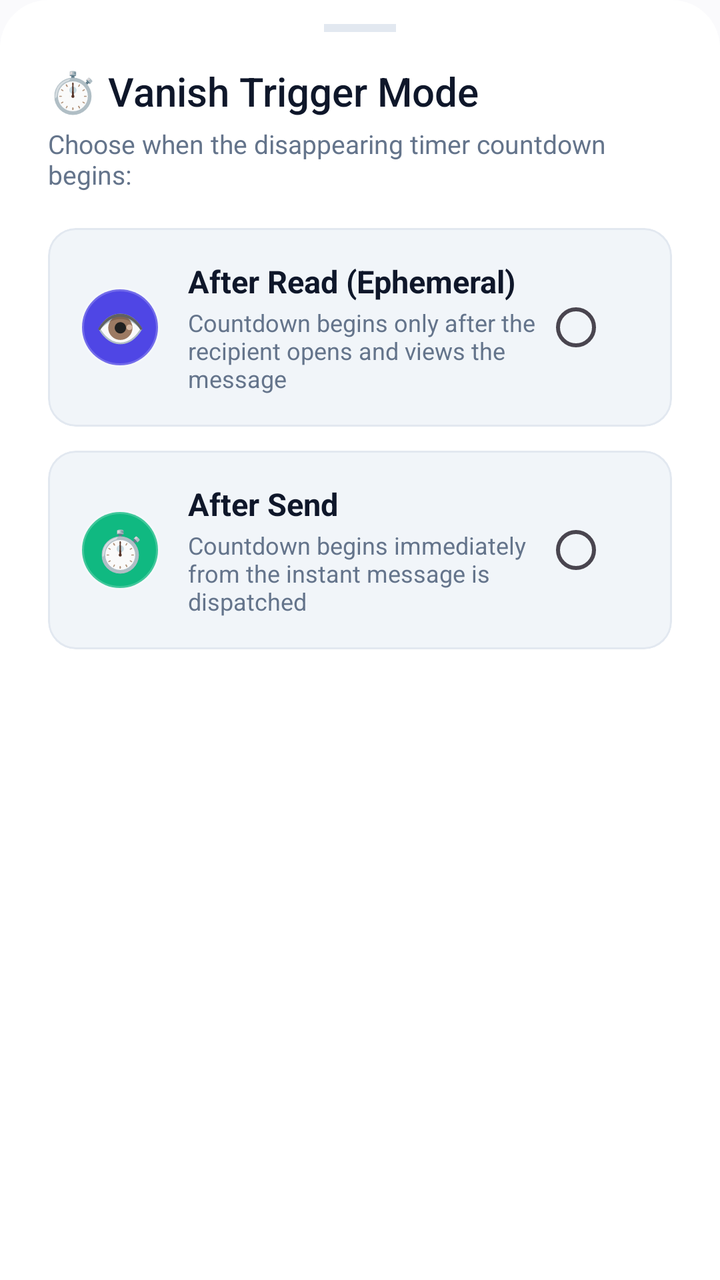
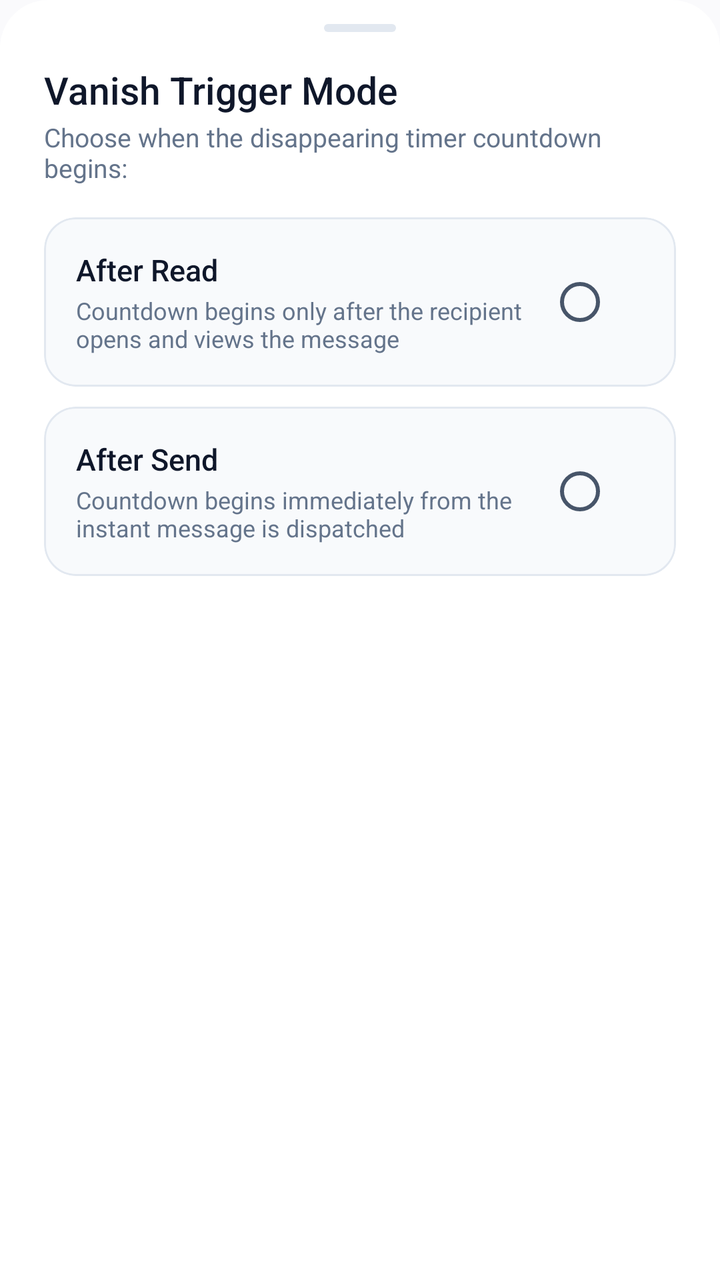

Before-and-after screenshots of an Android layout around one commit, followed by the original layout XML and the change that was made.
<!-- AndroidManifest.xml: application theme Theme.VEIL -->
<!-- res/layout/dialog_vanish_mode_sheet.xml -->
<?xml version="1.0" encoding="utf-8"?>
<LinearLayout xmlns:android="http://schemas.android.com/apk/res/android"
    xmlns:app="http://schemas.android.com/apk/res-auto"
    android:layout_width="match_parent"
    android:layout_height="wrap_content"
    android:orientation="vertical"
    android:background="@drawable/bottom_sheet_background"
    android:paddingStart="24dp"
    android:paddingEnd="24dp"
    android:paddingTop="12dp"
    android:paddingBottom="28dp">

    
    <View
        android:layout_width="36dp"
        android:layout_height="4dp"
        android:background="@color/colorOutline"
        android:layout_gravity="center_horizontal"
        android:layout_marginBottom="16dp" />

    <TextView
        android:layout_width="wrap_content"
        android:layout_height="wrap_content"
        android:text="⏱️ Vanish Trigger Mode"
        android:textColor="@color/textPrimary"
        android:textSize="20sp"
        android:fontFamily="sans-serif-medium"
        android:layout_marginBottom="4dp" />

    <TextView
        android:layout_width="wrap_content"
        android:layout_height="wrap_content"
        android:text="Choose when the disappearing timer countdown begins:"
        android:textColor="@color/textSecondary"
        android:textSize="13sp"
        android:layout_marginBottom="18dp" />

    
    <com.google.android.material.card.MaterialCardView
        android:id="@+id/cardVanishAfterRead"
        android:layout_width="match_parent"
        android:layout_height="wrap_content"
        app:cardCornerRadius="14dp"
        app:cardElevation="0dp"
        app:strokeWidth="1dp"
        app:strokeColor="@color/colorOutline"
        app:cardBackgroundColor="@color/surfaceVariant"
        android:clickable="true"
        android:focusable="true"
        android:layout_marginBottom="12dp">

        <LinearLayout
            android:layout_width="match_parent"
            android:layout_height="wrap_content"
            android:orientation="horizontal"
            android:gravity="center_vertical"
            android:padding="16dp">

            <TextView
                android:layout_width="40dp"
                android:layout_height="40dp"
                android:gravity="center"
                android:text="👁️"
                android:textSize="20sp"
                android:background="@drawable/bg_swatch_indigo" />

            <LinearLayout
                android:layout_width="0dp"
                android:layout_height="wrap_content"
                android:layout_weight="1"
                android:orientation="vertical"
                android:layout_marginStart="14dp">

                <TextView
                    android:layout_width="wrap_content"
                    android:layout_height="wrap_content"
                    android:text="After Read (Ephemeral)"
                    android:textColor="@color/textPrimary"
                    android:textSize="15.5sp"
                    android:textStyle="bold" />

                <TextView
                    android:layout_width="wrap_content"
                    android:layout_height="wrap_content"
                    android:text="Countdown begins only after the recipient opens and views the message"
                    android:textColor="@color/textSecondary"
                    android:textSize="12sp"
                    android:layout_marginTop="2dp" />
            </LinearLayout>

            <RadioButton
                android:id="@+id/rbVanishAfterRead"
                android:layout_width="wrap_content"
                android:layout_height="wrap_content"
                android:clickable="false"
                android:focusable="false" />
        </LinearLayout>
    </com.google.android.material.card.MaterialCardView>

    
    <com.google.android.material.card.MaterialCardView
        android:id="@+id/cardVanishAfterSend"
        android:layout_width="match_parent"
        android:layout_height="wrap_content"
        app:cardCornerRadius="14dp"
        app:cardElevation="0dp"
        app:strokeWidth="1dp"
        app:strokeColor="@color/colorOutline"
        app:cardBackgroundColor="@color/surfaceVariant"
        android:clickable="true"
        android:focusable="true">

        <LinearLayout
            android:layout_width="match_parent"
            android:layout_height="wrap_content"
            android:orientation="horizontal"
            android:gravity="center_vertical"
            android:padding="16dp">

            <TextView
                android:layout_width="40dp"
                android:layout_height="40dp"
                android:gravity="center"
                android:text="⏱️"
                android:textSize="20sp"
                android:background="@drawable/bg_swatch_emerald" />

            <LinearLayout
                android:layout_width="0dp"
                android:layout_height="wrap_content"
                android:layout_weight="1"
                android:orientation="vertical"
                android:layout_marginStart="14dp">

                <TextView
                    android:layout_width="wrap_content"
                    android:layout_height="wrap_content"
                    android:text="After Send"
                    android:textColor="@color/textPrimary"
                    android:textSize="15.5sp"
                    android:textStyle="bold" />

                <TextView
                    android:layout_width="wrap_content"
                    android:layout_height="wrap_content"
                    android:text="Countdown begins immediately from the instant message is dispatched"
                    android:textColor="@color/textSecondary"
                    android:textSize="12sp"
                    android:layout_marginTop="2dp" />
            </LinearLayout>

            <RadioButton
                android:id="@+id/rbVanishAfterSend"
                android:layout_width="wrap_content"
                android:layout_height="wrap_content"
                android:clickable="false"
                android:focusable="false" />
        </LinearLayout>
    </com.google.android.material.card.MaterialCardView>

</LinearLayout>
<!-- resources referenced by this layout -->
<resources>
  <color name="colorOutline">#E2E8F0</color>
  <color name="surfaceVariant">#F1F5F9</color>
  <color name="textPrimary">#0F172A</color>
  <color name="textSecondary">#64748B</color>
  <!-- drawable bg_swatch_emerald (drawable) -->
  <?xml version="1.0" encoding="utf-8"?>
  <shape xmlns:android="http://schemas.android.com/apk/res/android"
      android:shape="oval">
      <solid android:color="#10B981" />
      <stroke android:width="2dp" android:color="#33FFFFFF" />
  </shape>
  <!-- drawable bg_swatch_indigo (drawable) -->
  <?xml version="1.0" encoding="utf-8"?>
  <shape xmlns:android="http://schemas.android.com/apk/res/android"
      android:shape="oval">
      <solid android:color="#4F46E5" />
      <stroke android:width="2dp" android:color="#33FFFFFF" />
  </shape>
  <color name="colorSurface">#FFFFFF</color>
  <style name="Base.Theme.VEIL" parent="Theme.Material3.DayNight.NoActionBar">
          <item name="android:statusBarColor">@android:color/transparent</item>
          <item name="android:navigationBarColor">@android:color/transparent</item>
          <item name="android:windowLightStatusBar" tools:targetApi="m">true</item>
          <item name="colorPrimary">@color/colorPrimary</item>
          <item name="colorOnPrimary">@color/colorOnPrimary</item>
          <item name="colorPrimaryContainer">@color/colorPrimaryContainer</item>
          <item name="colorOnPrimaryContainer">@color/colorOnPrimaryContainer</item>
          <item name="colorSurface">@color/colorSurface</item>
          <item name="colorSurfaceVariant">@color/colorSurfaceVariant</item>
          <item name="colorOutline">@color/colorOutline</item>
          <item name="android:colorBackground">@color/colorBackground</item>
          <item name="bottomSheetDialogTheme">@style/ModernBottomSheetDialogTheme</item>
      </style>
  <color name="colorPrimary">#4F46E5</color>
  <color name="colorOnPrimary">#FFFFFF</color>
  <color name="colorPrimaryContainer">#EEF2FF</color>
  <color name="colorOnPrimaryContainer">#3730A3</color>
  <color name="colorSurfaceVariant">#F1F5F9</color>
  <color name="colorBackground">#FAFAFC</color>
  <!-- unchanged entries left out for length: 4 -->
</resources>

<!-- the commit's change to res/layout/dialog_vanish_mode_sheet.xml (unified diff, before → after) -->
@@ -3,89 +3,80 @@
     xmlns:app="http://schemas.android.com/apk/res-auto"
     android:layout_width="match_parent"
     android:layout_height="wrap_content"
+    android:background="@drawable/bottom_sheet_background"
     android:orientation="vertical"
-    android:background="@drawable/bottom_sheet_background"
-    android:paddingStart="24dp"
-    android:paddingEnd="24dp"
+    android:paddingStart="22dp"
     android:paddingTop="12dp"
-    android:paddingBottom="28dp">
+    android:paddingEnd="22dp"
+    android:paddingBottom="26dp">
 
     
     <View
         android:layout_width="36dp"
         android:layout_height="4dp"
-        android:background="@color/colorOutline"
         android:layout_gravity="center_horizontal"
-        android:layout_marginBottom="16dp" />
+        android:layout_marginBottom="16dp"
+        android:background="@drawable/bg_persona_drag_handle" />
 
     <TextView
         android:layout_width="wrap_content"
         android:layout_height="wrap_content"
-        android:text="⏱️ Vanish Trigger Mode"
+        android:fontFamily="sans-serif-medium"
+        android:text="Vanish Trigger Mode"
         android:textColor="@color/textPrimary"
-        android:textSize="20sp"
-        android:fontFamily="sans-serif-medium"
-        android:layout_marginBottom="4dp" />
+        android:textSize="19sp" />
 
     <TextView
         android:layout_width="wrap_content"
         android:layout_height="wrap_content"
+        android:layout_marginTop="2dp"
+        android:layout_marginBottom="16dp"
         android:text="Choose when the disappearing timer countdown begins:"
         android:textColor="@color/textSecondary"
-        android:textSize="13sp"
-        android:layout_marginBottom="18dp" />
+        android:textSize="13sp" />
 
     
     <com.google.android.material.card.MaterialCardView
         android:id="@+id/cardVanishAfterRead"
         android:layout_width="match_parent"
         android:layout_height="wrap_content"
-        app:cardCornerRadius="14dp"
-        app:cardElevation="0dp"
-        app:strokeWidth="1dp"
-        app:strokeColor="@color/colorOutline"
-        app:cardBackgroundColor="@color/surfaceVariant"
+        android:layout_marginBottom="10dp"
         android:clickable="true"
         android:focusable="true"
-        android:layout_marginBottom="12dp">
+        app:cardBackgroundColor="@color/colorSurfaceContainerLow"
+        app:cardCornerRadius="16dp"
+        app:cardElevation="0dp"
+        app:strokeColor="@color/colorOutline"
+        app:strokeWidth="1dp">
 
         <LinearLayout
             android:layout_width="match_parent"
             android:layout_height="wrap_content"
+            android:gravity="center_vertical"
             android:orientation="horizontal"
-            android:gravity="center_vertical"
             android:padding="16dp">
-
-            <TextView
-                android:layout_width="40dp"
-                android:layout_height="40dp"
-                android:gravity="center"
-                android:text="👁️"
-                android:textSize="20sp"
-                android:background="@drawable/bg_swatch_indigo" />
 
             <LinearLayout
                 android:layout_width="0dp"
                 android:layout_height="wrap_content"
                 android:layout_weight="1"
-                android:orientation="vertical"
-                android:layout_marginStart="14dp">
+                android:orientation="vertical">
 
                 <TextView
                     android:layout_width="wrap_content"
                     android:layout_height="wrap_content"
-                    android:text="After Read (Ephemeral)"
+                    android:fontFamily="sans-serif-medium"
+                    android:text="After Read"
                     android:textColor="@color/textPrimary"
-                    android:textSize="15.5sp"
-                    android:textStyle="bold" />
+                    android:textSize="15sp" />
 
                 <TextView
                     android:layout_width="wrap_content"
                     android:layout_height="wrap_content"
+                    android:layout_marginTop="2dp"
                     android:text="Countdown begins only after the recipient opens and views the message"
                     android:textColor="@color/textSecondary"
-                    android:textSize="12sp"
-                    android:layout_marginTop="2dp" />
+                    android:textSize="12sp" />
             </LinearLayout>
 
             <RadioButton
@@ -102,51 +93,42 @@
         android:id="@+id/cardVanishAfterSend"
         android:layout_width="match_parent"
         android:layout_height="wrap_content"
-        app:cardCornerRadius="14dp"
+        android:clickable="true"
+        android:focusable="true"
+        app:cardBackgroundColor="@color/colorSurfaceContainerLow"
+        app:cardCornerRadius="16dp"
         app:cardElevation="0dp"
-        app:strokeWidth="1dp"
         app:strokeColor="@color/colorOutline"
-        app:cardBackgroundColor="@color/surfaceVariant"
-        android:clickable="true"
-        android:focusable="true">
+        app:strokeWidth="1dp">
 
         <LinearLayout
             android:layout_width="match_parent"
             android:layout_height="wrap_content"
+            android:gravity="center_vertical"
             android:orientation="horizontal"
-            android:gravity="center_vertical"
             android:padding="16dp">
-
-            <TextView
-                android:layout_width="40dp"
-                android:layout_height="40dp"
-                android:gravity="center"
-                android:text="⏱️"
-                android:textSize="20sp"
-                android:background="@drawable/bg_swatch_emerald" />
 
             <LinearLayout
                 android:layout_width="0dp"
                 android:layout_height="wrap_content"
                 android:layout_weight="1"
-                android:orientation="vertical"
-                android:layout_marginStart="14dp">
+                android:orientation="vertical">
 
                 <TextView
                     android:layout_width="wrap_content"
                     android:layout_height="wrap_content"
+                    android:fontFamily="sans-serif-medium"
                     android:text="After Send"
                     android:textColor="@color/textPrimary"
-                    android:textSize="15.5sp"
-                    android:textStyle="bold" />
+                    android:textSize="15sp" />
 
                 <TextView
                     android:layout_width="wrap_content"
                     android:layout_height="wrap_content"
+                    android:layout_marginTop="2dp"
                     android:text="Countdown begins immediately from the instant message is dispatched"
                     android:textColor="@color/textSecondary"
-                    android:textSize="12sp"
-                    android:layout_marginTop="2dp" />
+                    android:textSize="12sp" />
             </LinearLayout>
 
             <RadioButton
<!-- resource entries referenced after the edit -->
@@ -1,22 +1,15 @@
 <!-- resources referenced by this layout -->
 <resources>
   <color name="colorOutline">#E2E8F0</color>
-  <color name="surfaceVariant">#F1F5F9</color>
+  <color name="colorSurfaceContainerLow">#F8FAFC</color>
   <color name="textPrimary">#0F172A</color>
   <color name="textSecondary">#64748B</color>
-  <!-- drawable bg_swatch_emerald (drawable) -->
+  <!-- drawable bg_persona_drag_handle (drawable) -->
   <?xml version="1.0" encoding="utf-8"?>
   <shape xmlns:android="http://schemas.android.com/apk/res/android"
-      android:shape="oval">
-      <solid android:color="#10B981" />
-      <stroke android:width="2dp" android:color="#33FFFFFF" />
-  </shape>
-  <!-- drawable bg_swatch_indigo (drawable) -->
-  <?xml version="1.0" encoding="utf-8"?>
-  <shape xmlns:android="http://schemas.android.com/apk/res/android"
-      android:shape="oval">
-      <solid android:color="#4F46E5" />
-      <stroke android:width="2dp" android:color="#33FFFFFF" />
+      android:shape="rectangle">
+      <solid android:color="@color/colorOutline" />
+      <corners android:radius="2dp" />
   </shape>
   <color name="colorSurface">#FFFFFF</color>
   <style name="Base.Theme.VEIL" parent="Theme.Material3.DayNight.NoActionBar">
@@ -27,8 +20,25 @@
           <item name="colorOnPrimary">@color/colorOnPrimary</item>
           <item name="colorPrimaryContainer">@color/colorPrimaryContainer</item>
           <item name="colorOnPrimaryContainer">@color/colorOnPrimaryContainer</item>
+          <item name="colorSecondary">@color/colorSecondary</item>
+          <item name="colorOnSecondary">@color/colorOnSecondary</item>
+          <item name="colorSecondaryContainer">@color/colorSecondaryContainer</item>
+          <item name="colorOnSecondaryContainer">@color/colorOnSecondaryContainer</item>
+          <item name="colorTertiary">@color/colorTertiary</item>
+          <item name="colorOnTertiary">@color/colorOnTertiary</item>
+          <item name="colorTertiaryContainer">@color/colorTertiaryContainer</item>
+          <item name="colorOnTertiaryContainer">@color/colorOnTertiaryContainer</item>
           <item name="colorSurface">@color/colorSurface</item>
+          <item name="colorOnSurface">@color/colorOnSurface</item>
           <item name="colorSurfaceVariant">@color/colorSurfaceVariant</item>
+          <item name="colorOnSurfaceVariant">@color/colorOnSurfaceVariant</item>
+          <item name="colorSurfaceDim">@color/colorSurfaceDim</item>
+          <item name="colorSurfaceBright">@color/colorSurfaceBright</item>
+          <item name="colorSurfaceContainerLowest">@color/colorSurfaceContainerLowest</item>
+          <item name="colorSurfaceContainerLow">@color/colorSurfaceContainerLow</item>
+          <item name="colorSurfaceContainer">@color/colorSurfaceContainer</item>
+          <item name="colorSurfaceContainerHigh">@color/colorSurfaceContainerHigh</item>
+          <item name="colorSurfaceContainerHighest">@color/colorSurfaceContainerHighest</item>
           <item name="colorOutline">@color/colorOutline</item>
           <item name="android:colorBackground">@color/colorBackground</item>
           <item name="bottomSheetDialogTheme">@style/ModernBottomSheetDialogTheme</item>
@@ -37,7 +47,23 @@
   <color name="colorOnPrimary">#FFFFFF</color>
   <color name="colorPrimaryContainer">#EEF2FF</color>
   <color name="colorOnPrimaryContainer">#3730A3</color>
+  <color name="colorSecondary">#0D9488</color>
+  <color name="colorOnSecondary">#FFFFFF</color>
+  <color name="colorSecondaryContainer">#EEF2FF</color>
+  <color name="colorOnSecondaryContainer">#3730A3</color>
+  <color name="colorTertiary">#06B6D4</color>
+  <color name="colorOnTertiary">#FFFFFF</color>
+  <color name="colorTertiaryContainer">#ECFEFF</color>
+  <color name="colorOnTertiaryContainer">#155E75</color>
+  <color name="colorOnSurface">#0F172A</color>
   <color name="colorSurfaceVariant">#F1F5F9</color>
+  <color name="colorOnSurfaceVariant">#475569</color>
+  <color name="colorSurfaceDim">#E2E8F0</color>
+  <color name="colorSurfaceBright">#FFFFFF</color>
+  <color name="colorSurfaceContainerLowest">#FFFFFF</color>
+  <color name="colorSurfaceContainer">#F1F5F9</color>
+  <color name="colorSurfaceContainerHigh">#E2E8F0</color>
+  <color name="colorSurfaceContainerHighest">#CBD5E1</color>
   <color name="colorBackground">#FAFAFC</color>
   <!-- unchanged entries left out for length: 4 -->
 </resources>
